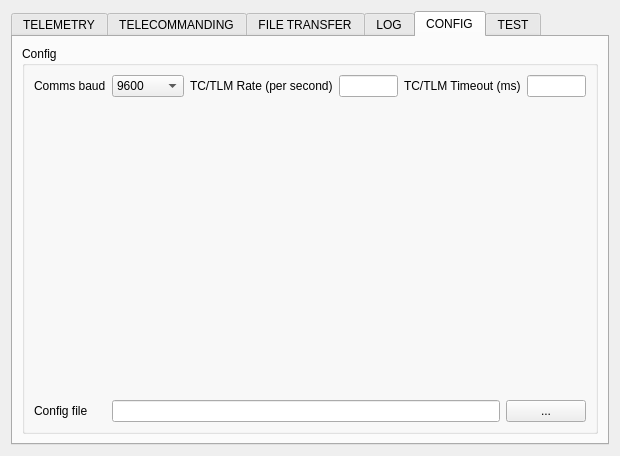
Old version of the form platform-comms-app.ui in the repository Open-Source-Satellite/Mercury-GS.
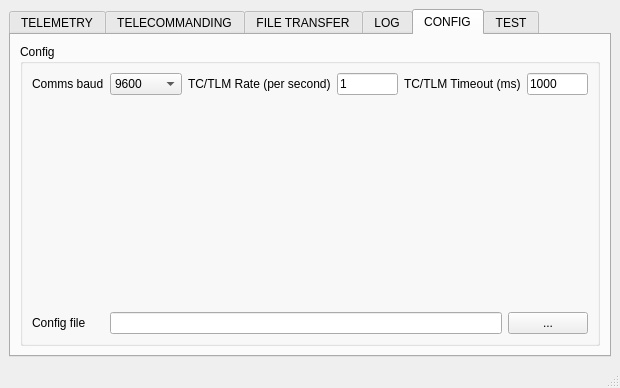
New version of the form. The open tabs and pages were chosen to show the change. Icons and pictures are not drawn.

Patch:
```diff
--- a/platform-comms-app.ui
+++ b/platform-comms-app.ui
@@ -1,18 +1,24 @@
 <?xml version="1.0" encoding="UTF-8"?>
 <ui version="4.0">
- <class>Form</class>
- <widget class="QWidget" name="Form">
+ <class>MainWindow</class>
+ <widget class="QMainWindow" name="MainWindow">
   <property name="geometry">
    <rect>
     <x>0</x>
     <y>0</y>
     <width>620</width>
-    <height>456</height>
+    <height>327</height>
    </rect>
   </property>
   <property name="windowTitle">
    <string>OSSAT Platform Computer Comms</string>
   </property>
+  <property name="windowIcon">
+   <iconset>
+    <normalon>:/OSSAT_LOGO/OSSAT-DEVICE-BLACK.png</normalon>
+   </iconset>
+  </property>
+  <widget class="QWidget" name="Form">
   <layout class="QVBoxLayout" name="verticalLayout_2">
    <item>
     <widget class="QTabWidget" name="tabWidget">
@@ -730,7 +736,7 @@
               <item>
                <widget class="QLineEdit" name="inputTcTlmRateValue">
                 <property name="text">
-                 <string/>
+                  <string>1</string>
                 </property>
                </widget>
               </item>
@@ -757,7 +763,7 @@
               <item>
                <widget class="QLineEdit" name="inputTcTlmTimeoutValue">
                 <property name="text">
-                 <string/>
+                  <string>1000</string>
                 </property>
                </widget>
               </item>
@@ -1114,7 +1120,11 @@
    </item>
   </layout>
  </widget>
- <resources/>
+  <widget class="QStatusBar" name="statusbar"/>
+ </widget>
+ <resources>
+  <include location="gui_assets/mercury_resources.qrc"/>
+ </resources>
  <connections>
   <connection>
    <sender>pushButtonSendPcTime</sender>
```
Left out of the diff: 326 changed lines with no effect on the pictures. Lines whose indentation alone changed are shown as unchanged.
